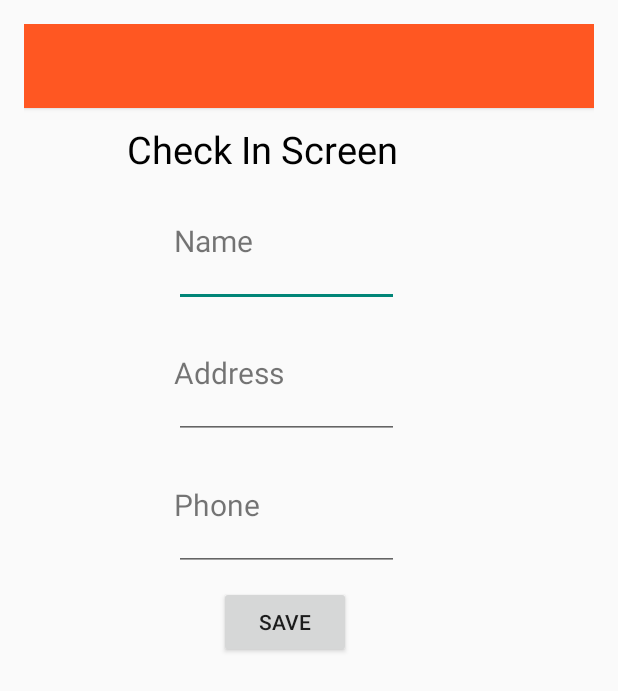
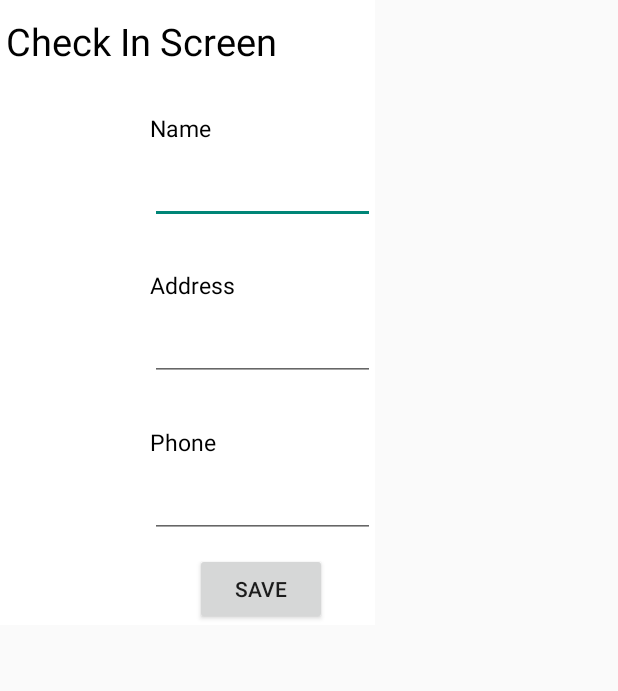
Before and after one commit to xenhaoAC/Map2, an Android app: the layout activity_second.xml on its own in the app's theme, with its tools: preview values and no code run, on a phone screen of 412 x 824 dp. Shown: the top 691 px of the screen. Run offline under Robolectric (Android 15) with nearby library versions, the phone set to English and light mode, and no system bars.

Commit message:
2nd & 3rd activity updated with Dialog theme

```diff
--- a/app/src/main/AndroidManifest.xml
+++ b/app/src/main/AndroidManifest.xml
@@ -36,11 +36,13 @@
         </activity>
         <activity
             android:name=".SecondActivity"
-            android:label="@string/title_activity_second" >
+            android:label="@string/title_activity_second"
+            android:theme="@style/AppTheme.Dialog">
         </activity>
         <activity
             android:name=".ThirdActivity"
-            android:label="@string/title_activity_third" >
+            android:label="@string/title_activity_third"
+            android:theme="@style/AppTheme.Dialog">
         </activity>
     </application>
 
--- a/app/src/main/java/com/example/xenhao/map2/ThirdActivity.java
+++ b/app/src/main/java/com/example/xenhao/map2/ThirdActivity.java
@@ -16,8 +16,8 @@ public class ThirdActivity extends ActionBarActivity {
         super.onCreate(savedInstanceState);
         setContentView(R.layout.activity_third);
 
-        toolbar = (Toolbar)findViewById(R.id.toolbar);
-        setSupportActionBar(toolbar);
+//        toolbar = (Toolbar)findViewById(R.id.toolbar);
+//        setSupportActionBar(toolbar);
     }
 
     @Override
--- a/app/src/main/res/layout/activity_second.xml
+++ b/app/src/main/res/layout/activity_second.xml
@@ -1,23 +1,27 @@
 <?xml version="1.0" encoding="utf-8"?>
 <RelativeLayout xmlns:android="http://schemas.android.com/apk/res/android"
     xmlns:tools="http://schemas.android.com/tools"
-    android:layout_width="match_parent"
-    android:layout_height="match_parent" android:paddingLeft="@dimen/activity_horizontal_margin"
-    android:paddingRight="@dimen/activity_horizontal_margin"
-    android:paddingTop="@dimen/activity_vertical_margin"
-    android:paddingBottom="@dimen/activity_vertical_margin" tools:context=".MainActivity">
+    android:layout_width="wrap_content"
+    android:layout_height="wrap_content"
+    android:background="@android:color/white"
+    tools:context=".MainActivity">
+    <!--android:paddingLeft="@dimen/activity_horizontal_margin"-->
+    <!--android:paddingRight="@dimen/activity_horizontal_margin"-->
+    <!--android:paddingTop="@dimen/activity_vertical_margin"-->
+    <!--android:paddingBottom="@dimen/activity_vertical_margin"-->
 
 
-    <include
-        android:id="@+id/toolbar"
-        layout="@layout/tool_bar"
 
-        ></include>
+    <!--<include-->
+        <!--android:id="@+id/toolbar"-->
+        <!--layout="@layout/tool_bar"-->
+
+        <!--></include>-->
 
     <LinearLayout
-        android:layout_below="@id/toolbar"
-        android:layout_width="match_parent"
-        android:layout_height="match_parent"
+        android:layout_alignParentTop="true"
+        android:layout_width="wrap_content"
+        android:layout_height="wrap_content"
         android:orientation="vertical">
 
         <TextView
@@ -34,55 +38,62 @@
             android:layout_width="wrap_content"
             android:layout_height="wrap_content"
             android:layout_marginTop="30dp"
+            android:textColor="#000000"
             android:text="Name"
             android:layout_marginLeft="100dp"
             android:id="@+id/Name"
-            android:textSize="20dp"
+            android:textSize="15dp"
             />
 
         <EditText
             android:layout_marginLeft="100dp"
-
+            android:textColor="#000000"
             android:layout_marginTop="5dp"
-            android:layout_height="25dp"
+            android:layout_height="wrap_content"
             android:layout_width="150dp"
-            android:id="@+id/editname" />
+            android:id="@+id/editname"
+            android:textSize="20dp"/>
 
         <TextView
             android:layout_width="wrap_content"
             android:layout_height="wrap_content"
             android:layout_marginTop="30dp"
+            android:textColor="#000000"
             android:text="Address"
             android:layout_marginLeft="100dp"
             android:id="@+id/Address"
-            android:textSize="20dp"
+            android:textSize="15dp"
+
             />
 
         <EditText
             android:layout_marginLeft="100dp"
-
+            android:textColor="#000000"
             android:layout_marginTop="5dp"
-            android:layout_height="25dp"
+            android:layout_height="wrap_content"
             android:layout_width="150dp"
-            android:id="@+id/editadd" />
+            android:id="@+id/editadd"
+            android:textSize="20dp"/>
 
         <TextView
             android:layout_width="wrap_content"
             android:layout_height="wrap_content"
             android:layout_marginTop="30dp"
+            android:textColor="#000000"
             android:text="Phone "
             android:layout_marginLeft="100dp"
             android:id="@+id/phone"
-            android:textSize="20dp"
+            android:textSize="15dp"
             />
 
         <EditText
             android:layout_marginLeft="100dp"
-
+            android:textColor="#000000"
             android:layout_marginTop="5dp"
-            android:layout_height="25dp"
+            android:layout_height="wrap_content"
             android:layout_width="150dp"
-            android:id="@+id/editphone" />
+            android:id="@+id/editphone"
+            android:textSize="20dp"/>
 
         <Button
             android:layout_marginLeft="130dp"
--- a/app/src/main/res/values/styles.xml
+++ b/app/src/main/res/values/styles.xml
@@ -5,4 +5,12 @@
         <!-- Customize your theme here. -->
     </style>
 
+    <style name="AppTheme.Dialog" parent="Theme.AppCompat.Dialog">
+        <item name="android:windowIsFloating">true</item>
+        <item name="android:windowIsTranslucent">true</item>
+        <item name="android:backgroundDimEnabled">true</item>
+        <item name="android:windowCloseOnTouchOutside">false</item>
+    </style>
+
+
 </resources>
```
Also changed, not shown: app/src/main/java/com/example/xenhao/map2/SecondActivity.java (+7 -2 lines), app/src/main/res/layout/activity_third.xml (+34 -24 lines).
